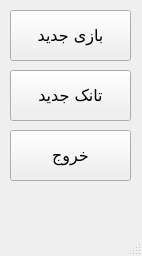
Qt form mainwindow.ui (ehsankhani/TANKS_BATTLE) before a commit.
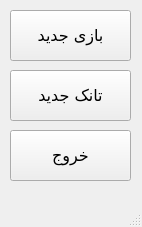
The same form after that commit.

```diff
--- a/mainwindow.ui
+++ b/mainwindow.ui
@@ -7,7 +7,7 @@
     <x>0</x>
     <y>0</y>
     <width>142</width>
-    <height>256</height>
+    <height>227</height>
    </rect>
   </property>
   <property name="font">
```
Left out of the diff: 2 changed lines with no effect on the pictures.
